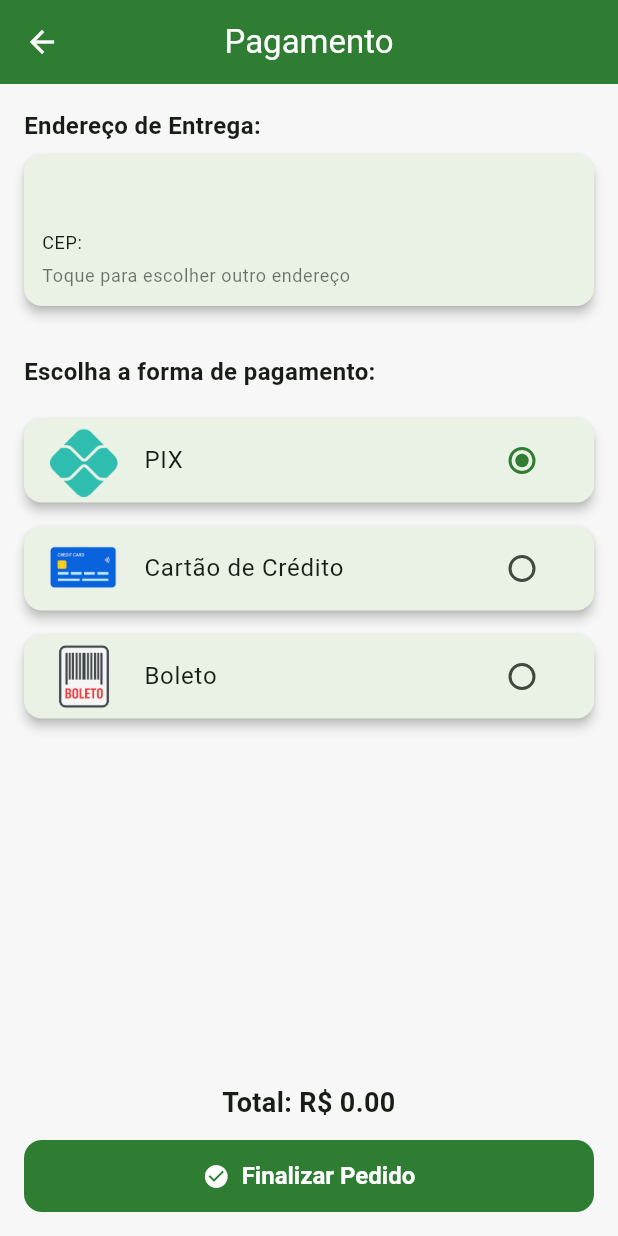
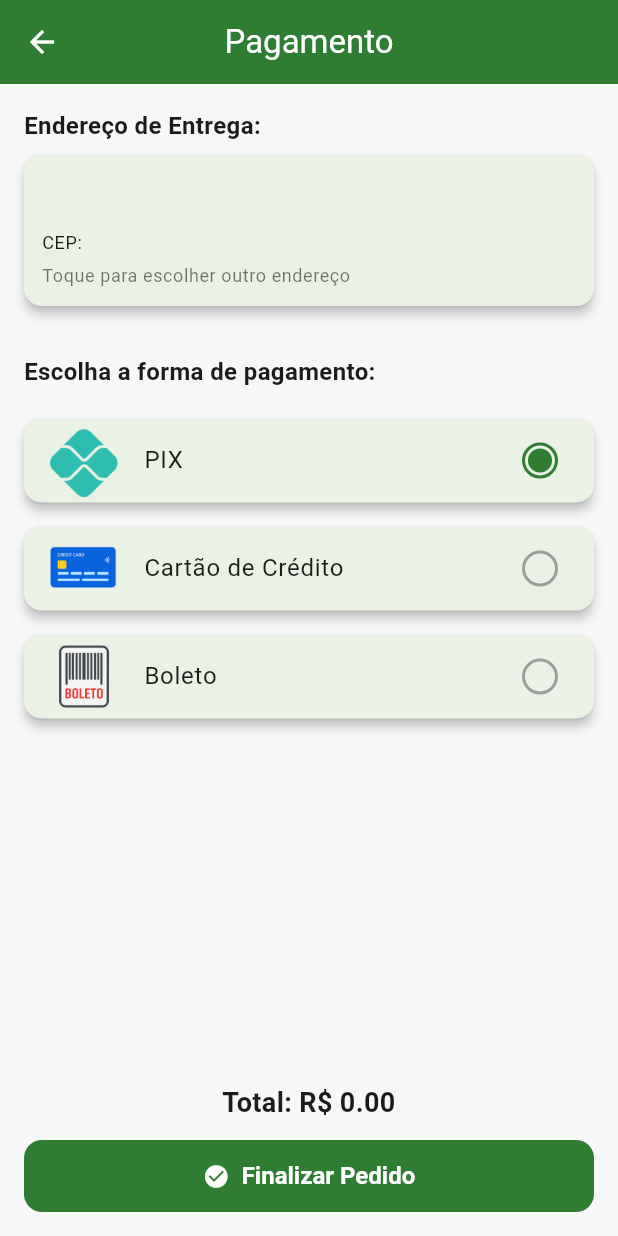
Before and after one commit to reds1gn4l/DSI-Grupo1, a Flutter app: the PaymentPage screen opened directly with empty values, on a phone screen of 412 x 824 dp. Run offline on Flutter 3.47's test engine with Material 3 defaults, Android fonts, the phone set to English and light mode, and no system bars; our stand-ins replace cloud_firestore, dio, firebase_core, flutter_map, geocoding, image_picker and 2 more; accounts and stored records are empty.

Commit message:
refactor: corrigido erros de depreciação

```diff
--- a/smartgreen/lib/screens/payment_page.dart
+++ b/smartgreen/lib/screens/payment_page.dart
@@ -88,15 +88,39 @@ class _PaymentPageState extends State<PaymentPage> {
   }
 
   Widget _buildPaymentOption(String method, String label, String iconPath) {
+    final isSelected = _paymentMethod == method;
+
     return Card(
       margin: const EdgeInsets.symmetric(vertical: 8),
       child: ListTile(
         leading: Image.asset(iconPath, width: 48, height: 48),
         title: Text(label),
-        trailing: Radio<String>(
-          value: method,
-          groupValue: _paymentMethod,
-          onChanged: (value) => setState(() => _paymentMethod = value!),
+        trailing: GestureDetector(
+          onTap: () => setState(() => _paymentMethod = method),
+          child: Container(
+            width: 24,
+            height: 24,
+            decoration: BoxDecoration(
+              shape: BoxShape.circle,
+              border: Border.all(
+                color:
+                    isSelected
+                        ? Theme.of(context).colorScheme.primary
+                        : Colors.grey,
+                width: 2,
+              ),
+            ),
+            child:
+                isSelected
+                    ? Container(
+                      margin: const EdgeInsets.all(2),
+                      decoration: BoxDecoration(
+                        shape: BoxShape.circle,
+                        color: Theme.of(context).colorScheme.primary,
+                      ),
+                    )
+                    : null,
+          ),
         ),
         onTap: () => setState(() => _paymentMethod = method),
       ),
--- a/smartgreen/lib/screens/store_product_form_page.dart
+++ b/smartgreen/lib/screens/store_product_form_page.dart
@@ -284,7 +284,8 @@ class _ProductFormPageState extends State<StoreProductFormPage> {
                   ],
                   // Categoria
                   DropdownButtonFormField<String>(
-                    value: _catValue?.isNotEmpty == true ? _catValue : null,
+                    initialValue:
+                        _catValue?.isNotEmpty == true ? _catValue : null,
                     decoration: _dec('Categoria'),
                     items: const [
                       DropdownMenuItem(
@@ -371,7 +372,7 @@ class _ProductFormPageState extends State<StoreProductFormPage> {
                   // Tempo de Sol (se não for insumo/ferramenta)
                   if (_catValue != 'Insumo/Ferramenta') ...[
                     DropdownButtonFormField<String>(
-                      value:
+                      initialValue:
                           _tempoSolValue?.isNotEmpty == true
                               ? _tempoSolValue
                               : null,
```
Also changed, not shown: smartgreen/lib/screens/address_selection_page.dart (+36 -8 lines), smartgreen/lib/screens/plant_detail_page.dart (+10 -3 lines), smartgreen/lib/screens/plant_form_page.dart (+4 -4 lines).
